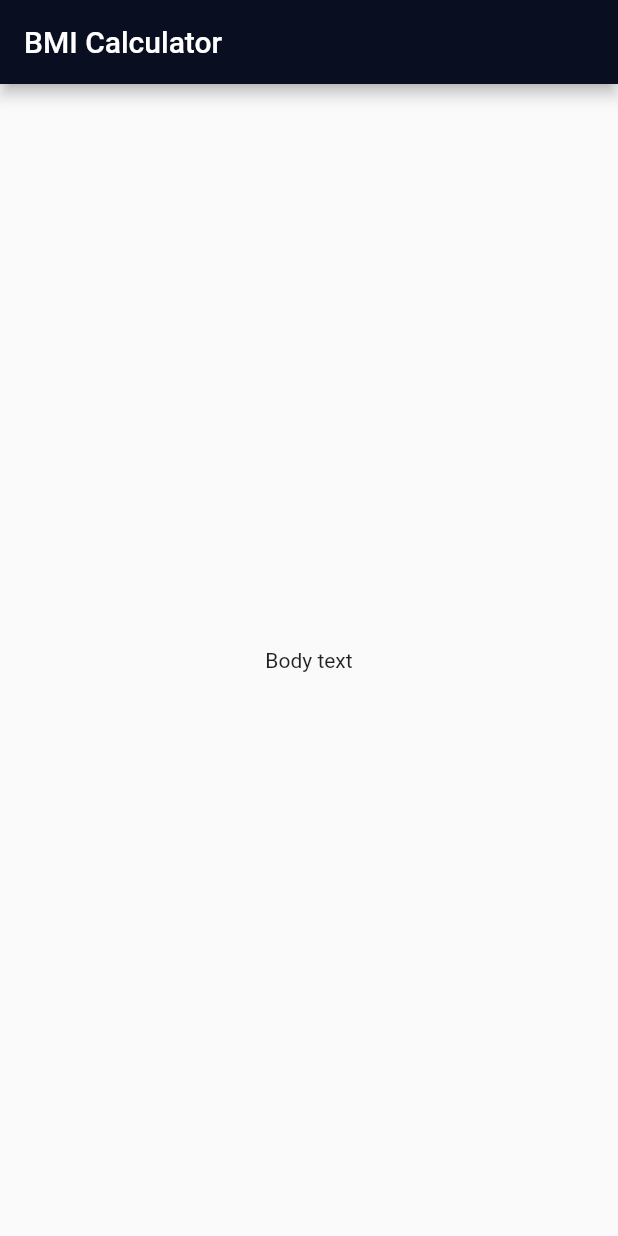
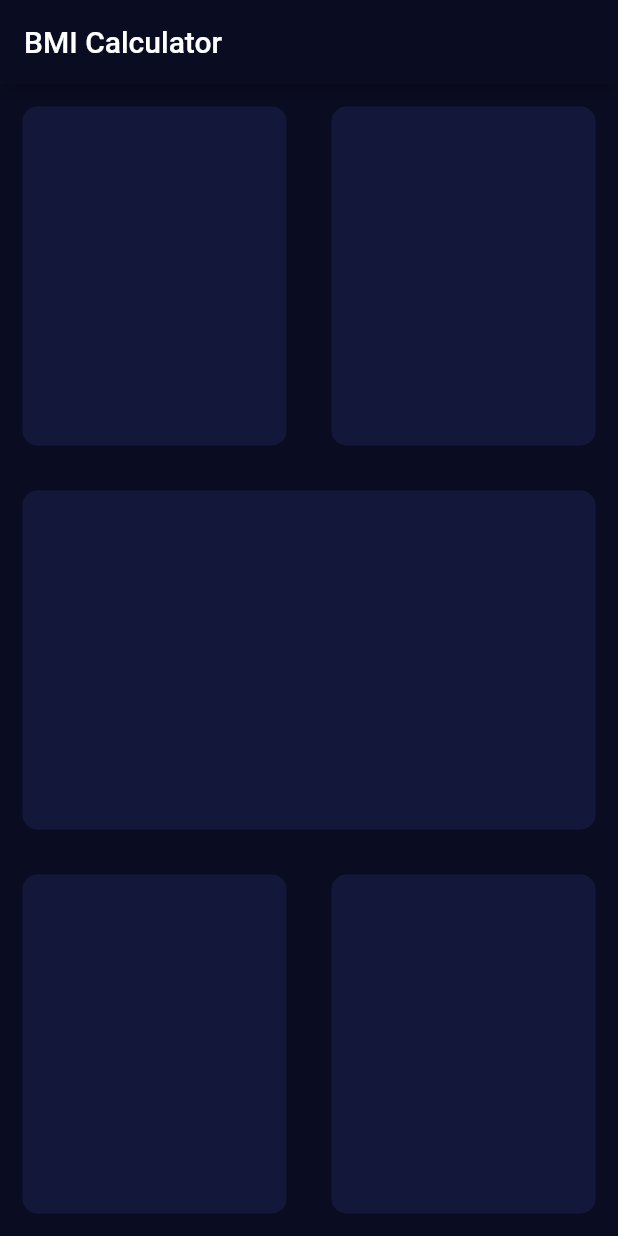
Before and after one commit to rhromets/BMI-Calculator, a Flutter app: the screen it shows after launch, on a phone screen of 412 x 824 dp. Run offline on Flutter 3.47's test engine with Material 2 defaults, Android fonts, the phone set to English and light mode, and no system bars.

Commit message:
implement expanded containers markup

```diff
--- /dev/null
+++ b/lib/input_page.dart
@@ -0,0 +1,79 @@
+import 'package:flutter/material.dart';
+
+class InputPage extends StatefulWidget {
+  InputPage({Key? key, required this.title}) : super(key: key);
+  final String title;
+  @override
+  _InputPageState createState() => _InputPageState();
+}
+
+class _InputPageState extends State<InputPage> {
+  @override
+  Widget build(BuildContext context) {
+    return Scaffold(
+      appBar: AppBar(
+        title: Text(widget.title),
+      ),
+      body: Column(
+        children: <Widget>[
+          Expanded(
+            child: Row(
+              children: [
+                Expanded(
+                  child: Container(
+                    margin: EdgeInsets.all(15.0),
+                    decoration: BoxDecoration(
+                      color: Color(0xFF13183A),
+                      borderRadius: BorderRadius.circular(10.0),
+                    ),
+                  ),
+                ),
+                Expanded(
+                  child: Container(
+                    margin: EdgeInsets.all(15.0),
+                    decoration: BoxDecoration(
+                      color: Color(0xFF13183A),
+                      borderRadius: BorderRadius.circular(10.0),
+                    ),
+                  ),
+                ),
+              ],
+            ),
+          ),
+          Expanded(
+            child: Container(
+              margin: EdgeInsets.all(15.0),
+              decoration: BoxDecoration(
+                  color: Color(0xFF13183A),
+                  borderRadius: BorderRadius.circular(10.0)),
+            ),
+          ),
+          Expanded(
+            child: Row(
+              children: [
+                Expanded(
+                  child: Container(
+                    margin: EdgeInsets.all(15.0),
+                    decoration: BoxDecoration(
+                      color: Color(0xFF13183A),
+                      borderRadius: BorderRadius.circular(10.0),
+                    ),
+                  ),
+                ),
+                Expanded(
+                  child: Container(
+                    margin: EdgeInsets.all(15.0),
+                    decoration: BoxDecoration(
+                      color: Color(0xFF13183A),
+                      borderRadius: BorderRadius.circular(10.0),
+                    ),
+                  ),
+                ),
+              ],
+            ),
+          ),
+        ],
+      ),
+    );
+  }
+}
--- a/lib/main.dart
+++ b/lib/main.dart
@@ -1,4 +1,5 @@
 import 'package:flutter/material.dart';
+import 'input_page.dart';
 
 void main() {
   runApp(BMICalculator());
@@ -9,8 +10,9 @@ class BMICalculator extends StatelessWidget {
   Widget build(BuildContext context) {
     return MaterialApp(
       title: 'Flutter Demo',
-      theme: ThemeData(
-        primaryColor: Color(0xFF0A0E21),
+      theme: ThemeData.dark().copyWith(
+        primaryColor: Color(0xFF0A0D22),
+        scaffoldBackgroundColor: Color(0xFF0A0D22),
       ),
       home: InputPage(
         title: "BMI Calculator",
@@ -18,33 +20,3 @@ class BMICalculator extends StatelessWidget {
     );
   }
 }
-
-class InputPage extends StatefulWidget {
-  InputPage({Key? key, required this.title}) : super(key: key);
-
-  final String title;
-
-  @override
-  _InputPageState createState() => _InputPageState();
-}
-
-class _InputPageState extends State<InputPage> {
-  @override
-  Widget build(BuildContext context) {
-    return Scaffold(
-      appBar: AppBar(
-        title: Text(widget.title),
-      ),
-      body: Center(
-        child: Column(
-          mainAxisAlignment: MainAxisAlignment.center,
-          children: <Widget>[
-            Text(
-              'Body text',
-            ),
-          ],
-        ),
-      ),
-    );
-  }
-}
```
